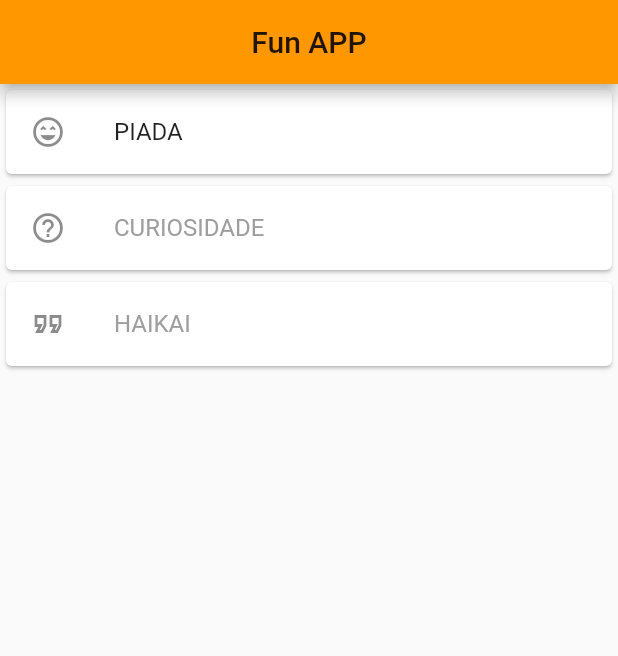
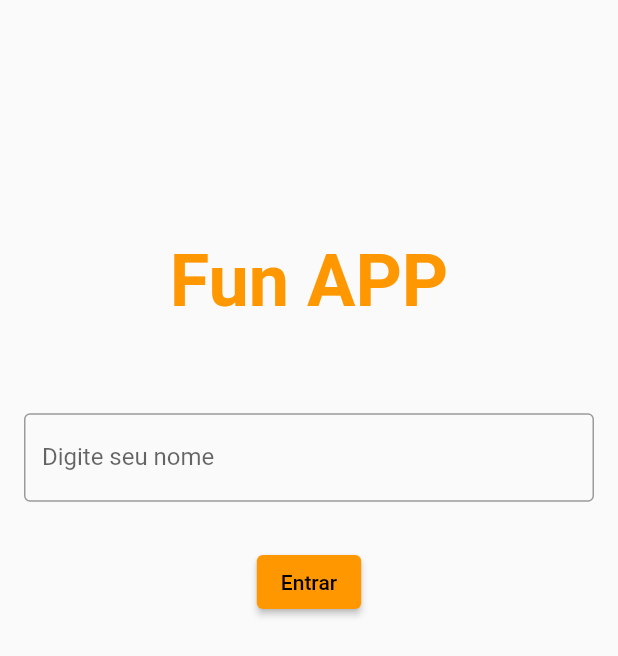
Before and after one commit to Weddly/flutter-funAPP, a Flutter app: the screen it shows after launch, on a phone screen of 412 x 824 dp. Shown: the top 656 px of the screen. Run offline on Flutter 3.47's test engine with Material 2 defaults, Android fonts, the phone set to English and light mode, and no system bars.

```diff
--- a/lib/main.dart
+++ b/lib/main.dart
@@ -1,5 +1,5 @@
 import 'package:flutter/material.dart';
-import 'package:widget/views/home.dart';
+import 'package:widget/views/inicial.dart';
 
 void main() {
   runApp(MyApp());
@@ -13,7 +13,7 @@ class MyApp extends StatelessWidget {
       theme: ThemeData(
         primarySwatch: Colors.orange,
       ),
-      home: MyHomePage(title: 'Fun APP'),
+      home: InicialPage(),
     );
   }
 }
--- /dev/null
+++ b/lib/views/inicial.dart
@@ -0,0 +1,81 @@
+import 'package:flutter/material.dart';
+import 'package:widget/views/home.dart';
+import 'dart:ui';
+
+class InicialPage extends StatefulWidget {
+  const InicialPage({Key? key}) : super(key: key);
+
+  @override
+  State<InicialPage> createState() => _InicialPageState();
+}
+
+class _InicialPageState extends State<InicialPage> {
+  late TextEditingController _controller;
+
+  @override
+  void initState() {
+    super.initState();
+    _controller = TextEditingController();
+  }
+
+  @override
+  void dispose() {
+    _controller.dispose();
+    super.dispose();
+  }
+
+  var nome = '';
+
+  @override
+  Widget build(BuildContext context) {
+    return Scaffold(
+      body: Center(
+        child: Column(
+          mainAxisSize: MainAxisSize.max,
+          children: [
+            SizedBox(
+              height: 128,
+            ),
+            Container(
+              height: 86,
+              margin: EdgeInsets.fromLTRB(16, 16, 16, 16),
+              padding: EdgeInsets.fromLTRB(0, 6, 0, 6),
+              alignment: Alignment.center,
+              child: Text('Fun APP',
+                  style: TextStyle(
+                      fontSize: 48,
+                      color: Colors.orange,
+                      fontWeight: FontWeight.bold)),
+            ),
+            Container(
+              height: 86,
+              margin: EdgeInsets.fromLTRB(16, 16, 16, 16),
+              padding: EdgeInsets.fromLTRB(0, 6, 0, 6),
+              alignment: Alignment.center,
+              child: TextField(
+                textAlign: TextAlign.center,
+                decoration: InputDecoration(
+                  border: OutlineInputBorder(),
+                  labelText: 'Digite seu nome',
+                ),
+                controller: _controller,
+                onChanged: (String value) {
+                  this.nome = value;
+                },
+              ),
+            ),
+            ElevatedButton(
+                onPressed: () {
+                  Navigator.pushReplacement(
+                      context,
+                      MaterialPageRoute(
+                          builder: (context) =>
+                              MyHomePage(title: 'Fun APP', user: this.nome)));
+                },
+                child: const Text('Entrar'))
+          ],
+        ),
+      ),
+    );
+  }
+}
```
Also changed, not shown: lib/views/conteudo.dart (+27 -10 lines), lib/views/home.dart (+28 -2 lines), 8 other files.
